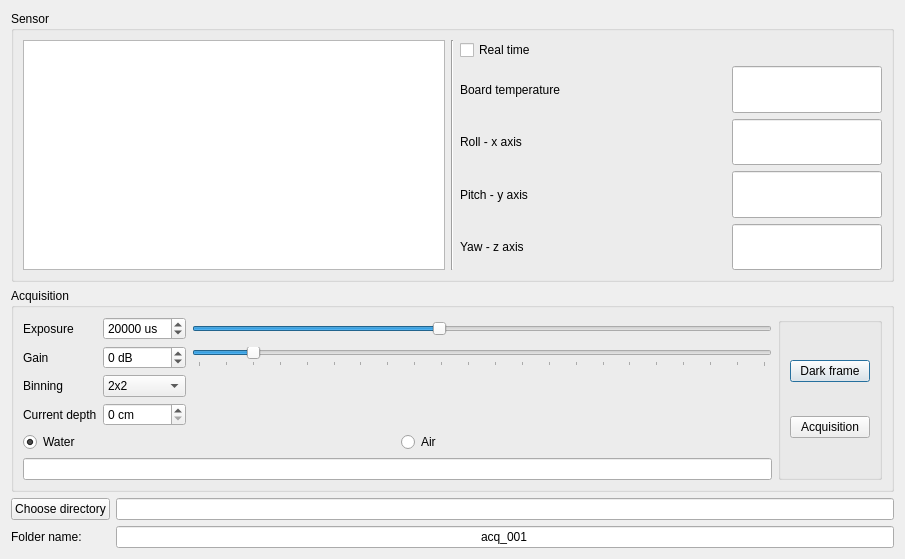
First picture: the form in spectral_radiance.ui, repository RaphaelLarouche/radiance_endoscope_v3, before the edit.
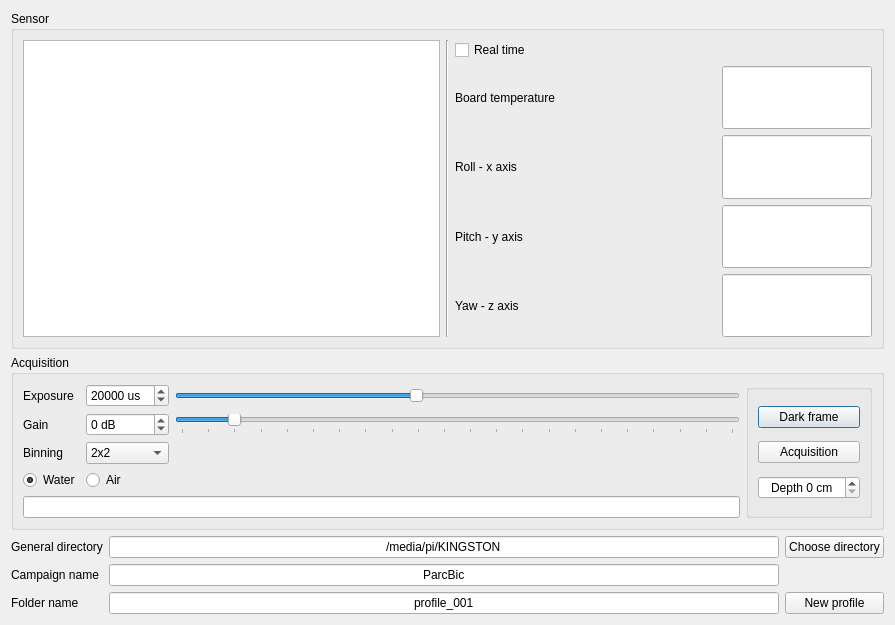
Second picture: the form after the edit. Custom widgets are drawn as their Qt base class.

The edit to the form file:
```diff
--- a/spectral_radiance.ui
+++ b/spectral_radiance.ui
@@ -6,8 +6,8 @@
    <rect>
     <x>0</x>
     <y>0</y>
-    <width>905</width>
-    <height>559</height>
+    <width>895</width>
+    <height>625</height>
    </rect>
   </property>
   <property name="maximumSize">
@@ -273,26 +273,6 @@
                 </property>
                </widget>
               </item>
-              <item row="3" column="0">
-               <widget class="QLabel" name="depthlabel">
-                <property name="text">
-                 <string>Current depth</string>
-                </property>
-               </widget>
-              </item>
-              <item row="3" column="1">
-               <widget class="QSpinBox" name="depth">
-                <property name="suffix">
-                 <string> cm</string>
-                </property>
-                <property name="maximum">
-                 <number>400</number>
-                </property>
-                <property name="singleStep">
-                 <number>5</number>
-                </property>
-               </widget>
-              </item>
               <item row="1" column="2">
                <widget class="QSlider" name="gainSlider">
                 <property name="minimum">
@@ -349,14 +329,10 @@
                 </item>
                </widget>
               </item>
-             </layout>
-            </item>
-            <item>
-             <layout class="QHBoxLayout" name="horizontalLayout_2"/>
-            </item>
-            <item>
-             <layout class="QHBoxLayout" name="horizontalLayout_8">
-              <item>
+              <item row="3" column="2">
+               <layout class="QHBoxLayout" name="horizontalLayout_8"/>
+              </item>
+              <item row="3" column="0">
                <widget class="QRadioButton" name="water">
                 <property name="text">
                  <string>Water</string>
@@ -366,7 +342,7 @@
                 </property>
                </widget>
               </item>
-              <item>
+              <item row="3" column="1">
                <widget class="QRadioButton" name="air">
                 <property name="text">
                  <string>Air</string>
@@ -406,6 +382,25 @@
                </property>
               </widget>
              </item>
+             <item>
+              <widget class="QSpinBox" name="depth">
+               <property name="alignment">
+                <set>Qt::AlignCenter</set>
+               </property>
+               <property name="suffix">
+                <string> cm</string>
+               </property>
+               <property name="prefix">
+                <string>Depth </string>
+               </property>
+               <property name="maximum">
+                <number>400</number>
+               </property>
+               <property name="singleStep">
+                <number>5</number>
+               </property>
+              </widget>
+             </item>
             </layout>
            </widget>
           </item>
@@ -416,40 +411,77 @@
      </item>
      <item>
       <layout class="QGridLayout" name="gridLayout_4">
-       <item row="0" column="2">
-        <widget class="QLineEdit" name="saveFolder">
+       <item row="2" column="2">
+        <widget class="QPushButton" name="newProfileButton">
          <property name="text">
-          <string/>
-         </property>
-         <property name="readOnly">
-          <bool>true</bool>
+          <string>New profile</string>
          </property>
         </widget>
        </item>
-       <item row="1" column="2">
+       <item row="2" column="1">
         <widget class="QLineEdit" name="fname">
          <property name="text">
-          <string>acq_001</string>
+          <string>profile_001</string>
          </property>
          <property name="alignment">
           <set>Qt::AlignCenter</set>
          </property>
+         <property name="readOnly">
+          <bool>true</bool>
+         </property>
         </widget>
        </item>
-       <item row="1" column="1">
+       <item row="2" column="0">
         <widget class="QLabel" name="labelfname">
          <property name="text">
-          <string>Folder name:</string>
+          <string>Folder name</string>
          </property>
         </widget>
        </item>
        <item row="0" column="1">
+        <widget class="QLineEdit" name="saveFolder">
+         <property name="text">
+          <string>/media/pi/KINGSTON</string>
+         </property>
+         <property name="alignment">
+          <set>Qt::AlignCenter</set>
+         </property>
+         <property name="readOnly">
+          <bool>true</bool>
+         </property>
+        </widget>
+       </item>
+       <item row="1" column="1">
+        <widget class="QLineEdit" name="CampName">
+         <property name="text">
+          <string>ParcBic</string>
+         </property>
+         <property name="alignment">
+          <set>Qt::AlignCenter</set>
+         </property>
+        </widget>
+       </item>
+       <item row="1" column="0">
+        <widget class="QLabel" name="labelCampName">
+         <property name="text">
+          <string>Campaign name</string>
+         </property>
+        </widget>
+       </item>
+       <item row="0" column="2">
         <widget class="QPushButton" name="chooseFolderButton">
          <property name="text">
           <string>Choose directory</string>
          </property>
         </widget>
        </item>
+       <item row="0" column="0">
+        <widget class="QLabel" name="labelGenDir">
+         <property name="text">
+          <string>General directory</string>
+         </property>
+        </widget>
+       </item>
       </layout>
      </item>
     </layout>
```
